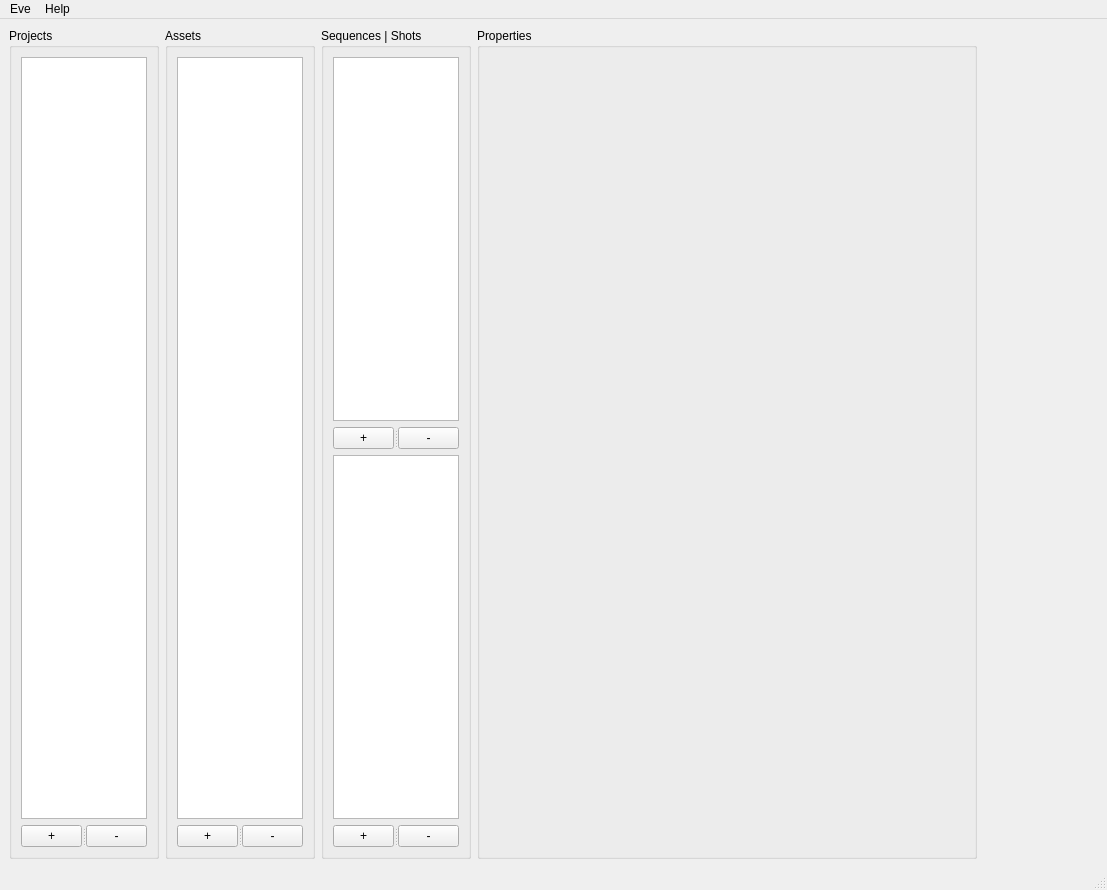
The window that Eve/tools/pm/ui/ui_pm_main.ui (kiryha/Houdini) describes before a commit, drawn with Qt 5.
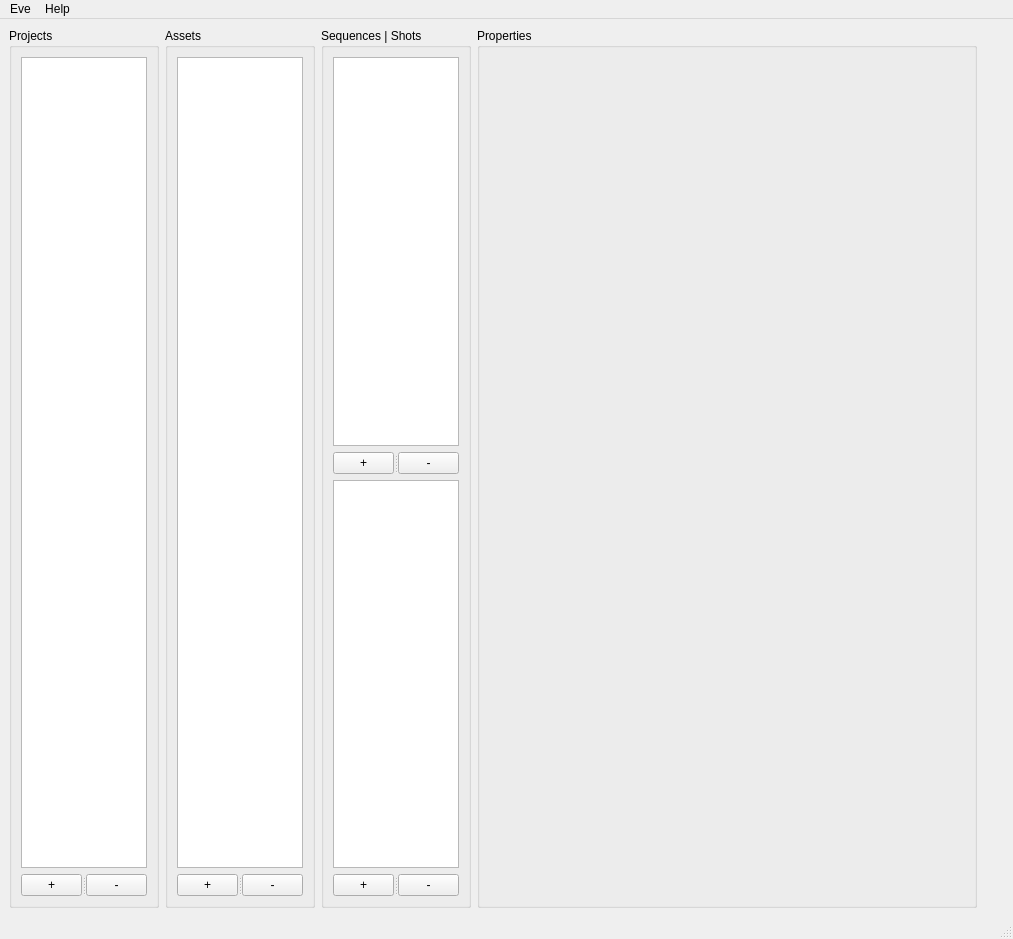
The same window after the commit.

Diff of the .ui file:
```diff
--- a/Eve/tools/pm/ui/ui_pm_main.ui
+++ b/Eve/tools/pm/ui/ui_pm_main.ui
@@ -6,8 +6,8 @@
    <rect>
     <x>0</x>
     <y>0</y>
-    <width>1107</width>
-    <height>890</height>
+    <width>1013</width>
+    <height>939</height>
    </rect>
   </property>
   <property name="windowTitle">
@@ -17,6 +17,9 @@
    <layout class="QHBoxLayout" name="horizontalLayout">
     <item>
      <widget class="QGroupBox" name="boxProjects">
+      <property name="enabled">
+       <bool>true</bool>
+      </property>
       <property name="maximumSize">
        <size>
         <width>150</width>
@@ -26,6 +29,9 @@
       <property name="title">
        <string>Projects</string>
       </property>
+      <property name="flat">
+       <bool>true</bool>
+      </property>
       <layout class="QVBoxLayout" name="verticalLayout">
        <item>
         <widget class="QListView" name="listProjects"/>
@@ -61,6 +67,9 @@
       <property name="title">
        <string>Assets</string>
       </property>
+      <property name="flat">
+       <bool>true</bool>
+      </property>
       <layout class="QVBoxLayout" name="verticalLayout_4">
        <item>
         <widget class="QListView" name="listAssets"/>
@@ -96,6 +105,9 @@
       <property name="title">
        <string>Sequences | Shots</string>
       </property>
+      <property name="flat">
+       <bool>true</bool>
+      </property>
       <layout class="QVBoxLayout" name="verticalLayout_2">
        <item>
         <widget class="QListView" name="listSequences"/>
@@ -157,6 +169,9 @@
       <property name="title">
        <string>Properties</string>
       </property>
+      <property name="flat">
+       <bool>true</bool>
+      </property>
       <layout class="QVBoxLayout" name="verticalLayout_3">
        <item>
         <layout class="QVBoxLayout" name="layoutProperties"/>
@@ -184,8 +199,8 @@
     <rect>
      <x>0</x>
      <y>0</y>
-     <width>1107</width>
-     <height>21</height>
+     <width>1013</width>
+     <height>33</height>
     </rect>
    </property>
    <widget class="QMenu" name="menuHelp">
```
Left out of the diff: 10 changed lines with no effect on the pictures.
